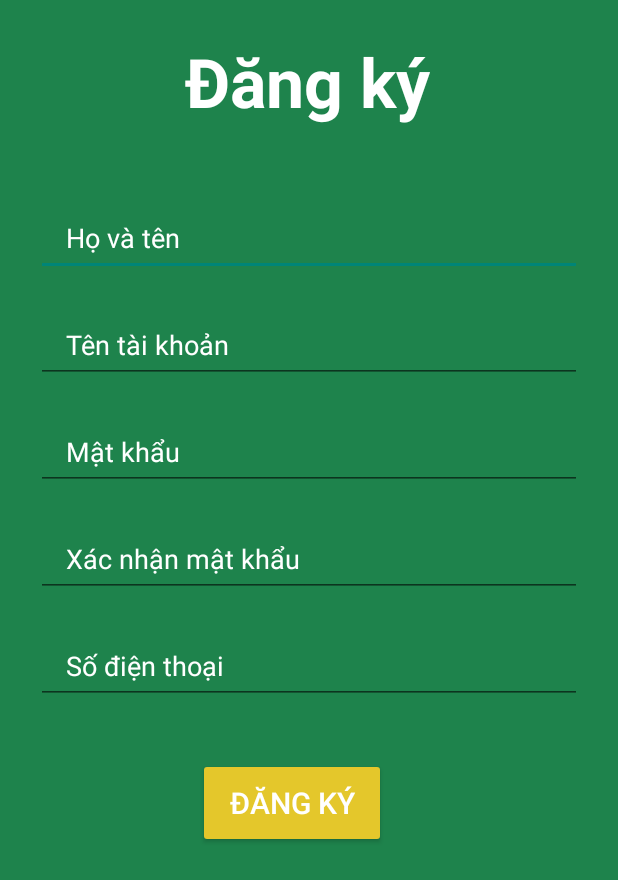
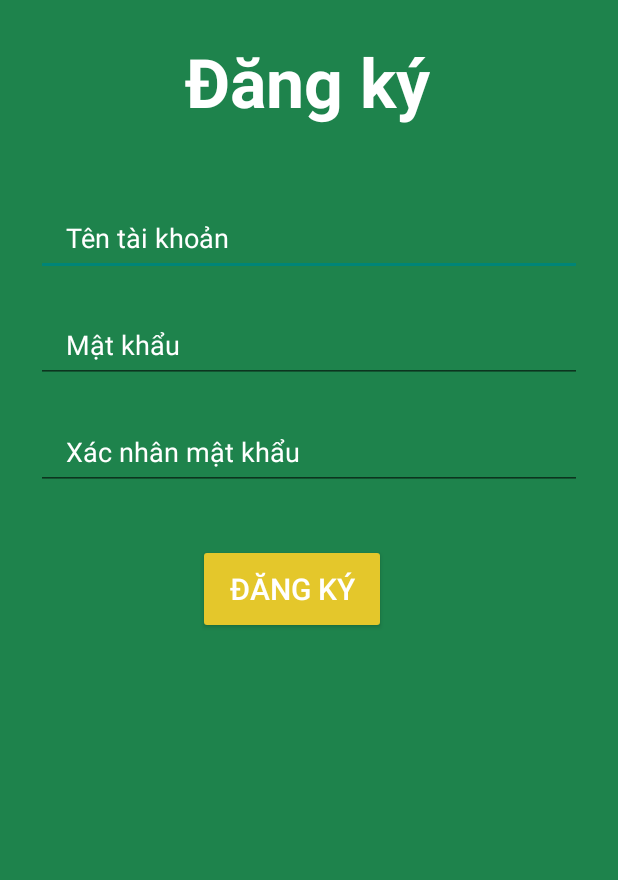
Before and after one commit to DinhHuyHoang-20130265/News, an Android app: the layout activity_register.xml on its own in the app's theme, with its tools: preview values and no code run, on a phone screen of 412 x 824 dp. Shown: the top 880 px of the screen. Run offline under Robolectric (Android 15) with nearby library versions, the phone set to English and light mode, and no system bars.

Commit message:
giao dien ql nguoi dung

```diff
--- a/app/src/main/java/com/example/news/MainActivity.java
+++ b/app/src/main/java/com/example/news/MainActivity.java
@@ -33,8 +33,6 @@ import com.example.news.models.News;
 import com.example.news.models.User;
 import com.google.android.material.navigation.NavigationView;
 import com.google.android.material.textfield.TextInputEditText;
-import com.google.firebase.database.DatabaseReference;
-import com.google.firebase.database.FirebaseDatabase;
 import com.google.gson.Gson;
 import com.google.gson.reflect.TypeToken;
 
--- a/app/src/main/res/layout/activity_register.xml
+++ b/app/src/main/res/layout/activity_register.xml
@@ -53,13 +53,13 @@
                 app:layout_constraintTop_toTopOf="parent" />
 
             <EditText
-                android:id="@+id/editTextTK"
+                android:id="@+id/editMk"
                 android:layout_width="0dp"
                 android:layout_height="wrap_content"
                 android:layout_marginTop="20dp"
                 android:drawablePadding="10dp"
                 android:ems="10"
-                android:hint="Tên tài khoản "
+                android:hint="Mật khẩu "
                 android:inputType="textPersonName"
                 android:paddingLeft="20dp"
                 android:paddingTop="13dp"
@@ -79,7 +79,7 @@
                 android:layout_marginTop="20dp"
                 android:drawablePadding="10dp"
                 android:ems="10"
-                android:hint="Mật khẩu"
+                android:hint="Xác nhân mật khẩu"
                 android:inputType="textPassword"
                 android:paddingLeft="20dp"
                 android:paddingTop="13dp"
@@ -90,27 +90,9 @@
                 app:layout_constraintEnd_toEndOf="@+id/editTextTenChuTK"
                 app:layout_constraintHorizontal_bias="0.0"
                 app:layout_constraintStart_toStartOf="@+id/editTextTenChuTK"
-                app:layout_constraintTop_toBottomOf="@+id/editTextTK" />
+                app:layout_constraintTop_toBottomOf="@+id/editMk" />
 
-            <EditText
-                android:id="@+id/editTextXNMK"
-                android:layout_width="0dp"
-                android:layout_height="wrap_content"
-                android:layout_marginTop="20dp"
-                android:drawablePadding="10dp"
-                android:ems="10"
-                android:hint="Xác nhận mật khẩu"
-                android:inputType="textPassword"
-                android:paddingLeft="20dp"
-                android:paddingTop="13dp"
-                android:paddingRight="20dp"
-                android:paddingBottom="13dp"
-                android:textColor="@color/white"
-                android:textColorHint="@color/white"
-                app:layout_constraintEnd_toEndOf="@+id/editTextTenChuTK"
-                app:layout_constraintHorizontal_bias="0.0"
-                app:layout_constraintStart_toStartOf="@+id/editTextTenChuTK"
-                app:layout_constraintTop_toBottomOf="@+id/editTextMK" />
+
 
             <EditText
                 android:id="@+id/editTextTenChuTK"
@@ -121,7 +103,7 @@
                 android:layout_marginEnd="24dp"
                 android:drawablePadding="10dp"
                 android:ems="10"
-                android:hint="Họ và tên "
+                android:hint="Tên tài khoản "
                 android:inputType="textPersonName"
                 android:paddingLeft="20dp"
                 android:paddingTop="13dp"
@@ -135,25 +117,6 @@
                 app:layout_constraintTop_toBottomOf="@+id/textView6" />
 
 
-            <EditText
-                android:id="@+id/editTextSDT"
-                android:layout_width="0dp"
-                android:layout_height="wrap_content"
-                android:layout_marginTop="20dp"
-                android:drawablePadding="10dp"
-                android:ems="10"
-                android:hint="Số điện thoại"
-                android:inputType="numberDecimal"
-                android:paddingLeft="20dp"
-                android:paddingTop="13dp"
-                android:paddingRight="20dp"
-                android:paddingBottom="13dp"
-                android:textColorHint="@color/white"
-                app:layout_constraintEnd_toEndOf="@+id/editTextTenChuTK"
-                app:layout_constraintHorizontal_bias="0.0"
-                app:layout_constraintStart_toStartOf="@+id/editTextTenChuTK"
-                app:layout_constraintTop_toBottomOf="@+id/editTextXNMK" />
-
             <Button
                 android:id="@+id/buttonDangKy"
                 android:layout_width="125dp"
@@ -164,8 +127,8 @@
                 android:text="Đăng ký"
                 android:textColor="@color/white"
                 android:textSize="20dp"
-                app:layout_constraintStart_toStartOf="@+id/editTextSDT"
-                app:layout_constraintTop_toBottomOf="@+id/editTextSDT" />
+                app:layout_constraintStart_toStartOf="@+id/editTextMK"
+                app:layout_constraintTop_toBottomOf="@+id/editTextMK" />
             />
         </androidx.constraintlayout.widget.ConstraintLayout>
     </ScrollView>
```
Also changed, not shown: app/src/main/res/layout/activity_login.xml (+19 -9 lines), app/src/main/res/layout/activity_quanlytk.xml (added, +44 -0 lines), app/src/main/res/menu/drawer_view.xml (+8 -0 lines), app/src/main/res/drawable/logout.png (added).
